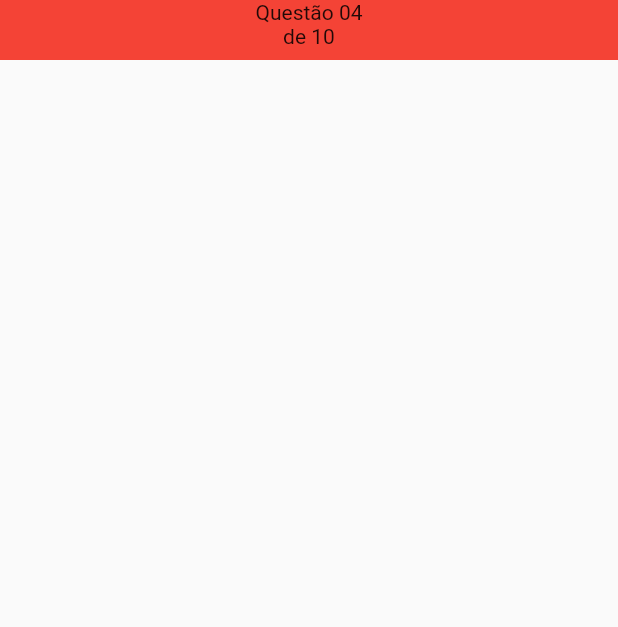
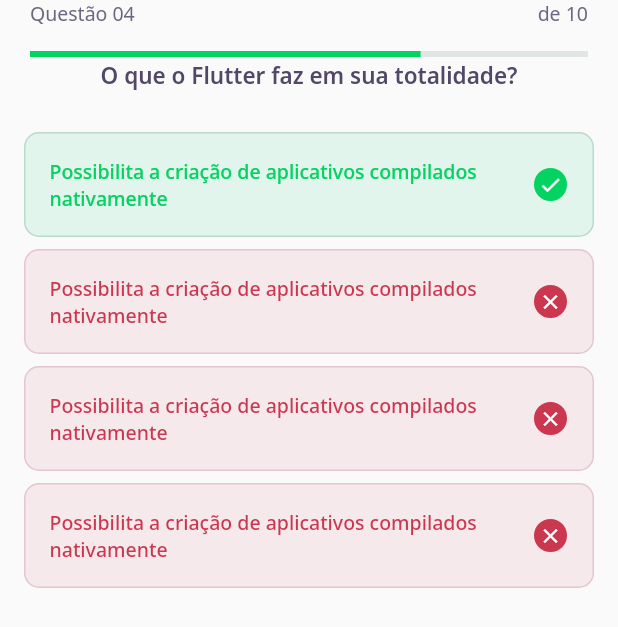
Before and after one commit to dutofanim/dev-quiz, a Flutter app: the screen it shows after launch, on a phone screen of 412 x 824 dp. Shown: the top 627 px of the screen. Run offline on Flutter 3.47's test engine with Material 2 defaults, Android fonts, the phone set to English and light mode, and no system bars; our stand-ins replace google_fonts.

Commit message:
Add challenge questions and awnsers page.

```diff
--- a/lib/challenge/challenge_page.dart
+++ b/lib/challenge/challenge_page.dart
@@ -1,5 +1,6 @@
 import 'package:devquiz/challenge/widgets/question_indicator/question_indicator_widget.dart';
 import 'package:flutter/material.dart';
+import 'widgets/quiz/quiz_widget.dart';
 
 class ChallengePage extends StatefulWidget {
   ChallengePage({Key? key}) : super(key: key);
@@ -14,7 +15,13 @@
     return Scaffold(
       appBar: PreferredSize(
         preferredSize: Size.fromHeight(40),
-        child: QuestionIndicatorWidget(),
+        child: SafeArea(
+          top: true,
+          child: QuestionIndicatorWidget(),
+        ),
+      ),
+      body: QuizWidget(
+        title: "O que o Flutter faz em sua totalidade?",
       ),
     );
   }
--- /dev/null
+++ b/lib/challenge/widgets/awnser/awnser_widget.dart
@@ -0,0 +1,81 @@
+import 'package:devquiz/core/core.dart';
+import 'package:flutter/material.dart';
+
+class AwnserWidget extends StatelessWidget {
+  final String title;
+  final bool rightAwnser;
+  final bool selected;
+
+  const AwnserWidget(
+      {Key? key,
+      required this.title,
+      this.rightAwnser = false,
+      this.selected = false})
+      : super(key: key);
+
+  Color get _selectedColorRight =>
+      rightAwnser ? AppColors.darkGreen : AppColors.darkRed;
+
+  Color get _selectedBorderRight =>
+      rightAwnser ? AppColors.lightGreen : AppColors.lightRed;
+
+  Color get _selectedColorCardRight =>
+      rightAwnser ? AppColors.lightGreen : AppColors.lightRed;
+
+  Color get _selectedBorderCardRight =>
+      rightAwnser ? AppColors.green : AppColors.red;
+
+  TextStyle get _selectedTextStyleRight =>
+      rightAwnser ? AppTextStyles.bodyDarkGreen : AppTextStyles.bodyDarkRed;
+
+  IconData get _selectedIconRight => rightAwnser ? Icons.check : Icons.close;
+
+  @override
+  Widget build(BuildContext context) {
+    return Padding(
+      padding: const EdgeInsets.symmetric(
+        horizontal: 16,
+        vertical: 4,
+      ),
+      child: Container(
+        padding: EdgeInsets.all(16),
+        decoration: BoxDecoration(
+          color: selected ? _selectedColorCardRight : AppColors.white,
+          border: Border.fromBorderSide(
+            BorderSide(
+              color: selected ? _selectedBorderCardRight : AppColors.border,
+            ),
+          ),
+          borderRadius: BorderRadius.circular(10),
+        ),
+        child: Row(
+          mainAxisAlignment: MainAxisAlignment.spaceBetween,
+          children: [
+            Expanded(
+              child: Text(
+                title,
+                style: selected ? _selectedTextStyleRight : AppTextStyles.body,
+              ),
+            ),
+            Container(
+              height: 24,
+              width: 24,
+              decoration: BoxDecoration(
+                color: selected ? _selectedColorRight : AppColors.white,
+                border: Border.fromBorderSide(
+                  BorderSide(
+                    color: selected ? _selectedBorderRight : AppColors.border,
+                  ),
+                ),
+                borderRadius: BorderRadius.circular(500),
+              ),
+              child: selected
+                  ? Icon(_selectedIconRight, color: AppColors.white, size: 16)
+                  : null,
+            )
+          ],
+        ),
+      ),
+    );
+  }
+}
--- a/lib/challenge/widgets/question_indicator/question_indicator_widget.dart
+++ b/lib/challenge/widgets/question_indicator/question_indicator_widget.dart
@@ -1,3 +1,5 @@
+import 'package:devquiz/core/app_text_styles.dart';
+import 'package:devquiz/shared/widgets/progress_indicator/progress_indicator_widget.dart';
 import 'package:flutter/material.dart';
 
 class QuestionIndicatorWidget extends StatelessWidget {
@@ -6,11 +8,28 @@
   @override
   Widget build(BuildContext context) {
     return Container(
-      color: Colors.red,
+      padding: const EdgeInsets.symmetric(horizontal: 20),
       child: Column(
         children: [
-          Text("Questão 04"),
-          Text("de 10"),
+          Row(
+            mainAxisAlignment: MainAxisAlignment.spaceBetween,
+            children: [
+              Text(
+                "Questão 04",
+                style: AppTextStyles.body,
+              ),
+              Text(
+                "de 10",
+                style: AppTextStyles.body,
+              ),
+            ],
+          ),
+          SizedBox(
+            height: 16,
+          ),
+          ProgressIndicatorWidget(
+            value: 0.7,
+          ),
         ],
       ),
     );
--- /dev/null
+++ b/lib/challenge/widgets/quiz/quiz_widget.dart
@@ -0,0 +1,49 @@
+import 'package:devquiz/challenge/widgets/awnser/awnser_widget.dart';
+import 'package:devquiz/core/core.dart';
+import 'package:flutter/material.dart';
+
+class QuizWidget extends StatelessWidget {
+  final String title;
+  const QuizWidget({Key? key, required this.title}) : super(key: key);
+
+  @override
+  Widget build(BuildContext context) {
+    return Container(
+      child: Column(
+        children: [
+          Text(
+            title,
+            style: AppTextStyles.heading15,
+          ),
+          SizedBox(
+            height: 24,
+          ),
+          AwnserWidget(
+            rightAwnser: true,
+            selected: true,
+            title:
+                "Possibilita a criação de aplicativos compilados nativamente",
+          ),
+          AwnserWidget(
+            rightAwnser: false,
+            selected: true,
+            title:
+                "Possibilita a criação de aplicativos compilados nativamente",
+          ),
+          AwnserWidget(
+            rightAwnser: false,
+            selected: true,
+            title:
+                "Possibilita a criação de aplicativos compilados nativamente",
+          ),
+          AwnserWidget(
+            rightAwnser: false,
+            selected: true,
+            title:
+                "Possibilita a criação de aplicativos compilados nativamente",
+          ),
+        ],
+      ),
+    );
+  }
+}
--- a/lib/home/widgets/quiz_card/quiz_card_widget.dart
+++ b/lib/home/widgets/quiz_card/quiz_card_widget.dart
@@ -1,5 +1,6 @@
 import 'package:devquiz/core/app_colors.dart';
 import 'package:devquiz/core/core.dart';
+import 'package:devquiz/shared/widgets/progress_indicator/progress_indicator_widget.dart';
 import 'package:flutter/material.dart';
 
 class QuizCardWidget extends StatelessWidget {
@@ -43,16 +44,14 @@
               ),
               Expanded(
                 flex: 4,
-              child: LinearProgressIndicator(
+                child: ProgressIndicatorWidget(
                   value: 0.3,
-                backgroundColor: AppColors.chartSecondary,
-                valueColor:
-                    AlwaysStoppedAnimation<Color>(AppColors.chartPrimary),
                 ),
               ),
             ],
           ),
-      ]),
+        ],
+      ),
     );
   }
 }
--- /dev/null
+++ b/lib/shared/widgets/progress_indicator/progress_indicator_widget.dart
@@ -0,0 +1,19 @@
+import 'package:devquiz/core/core.dart';
+import 'package:flutter/material.dart';
+
+class ProgressIndicatorWidget extends StatelessWidget {
+  final double value;
+  const ProgressIndicatorWidget({Key? key, required this.value})
+      : super(key: key);
+
+  @override
+  Widget build(BuildContext context) {
+    return LinearProgressIndicator(
+      value: value,
+      backgroundColor: AppColors.chartSecondary,
+      valueColor: AlwaysStoppedAnimation<Color>(
+        AppColors.chartPrimary,
+      ),
+    );
+  }
+}
```
Lines whose indentation alone changed are shown as unchanged.
